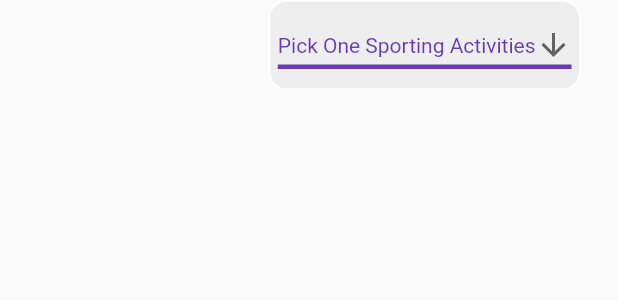
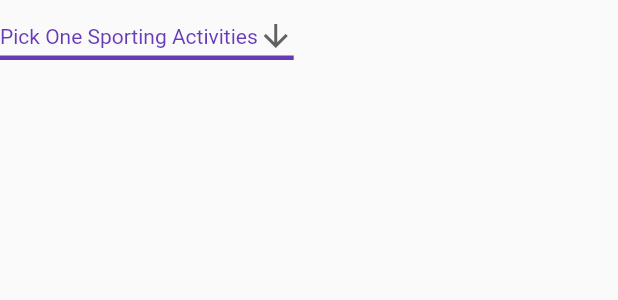
Before and after one commit to Ozurumba007/sports-app-authentication-features-with-firebase, a Flutter app: the DropDownMenu widget shown alone on an empty page, opened directly, on a phone screen of 412 x 824 dp. Shown: the top 300 px of the screen. Run offline on Flutter 3.47's test engine with Material 2 defaults, Android fonts, the phone set to English and light mode, and no system bars; our stand-ins replace firebase_auth, firebase_core, get; accounts and stored records are empty; network calls fail.

```diff
--- a/lib/widgets/drop_menu.dart
+++ b/lib/widgets/drop_menu.dart
@@ -20,22 +20,7 @@ class _DropDownMenuState extends State<DropDownMenu> {
   String dropdownValue = list.first;
   @override
   Widget build(BuildContext context) {
-    return Row(
-      mainAxisAlignment: MainAxisAlignment.end,
-      children: [
-        Padding(
-          padding: const EdgeInsets.symmetric(horizontal: 25.0),
-          child: Container(
-            decoration: BoxDecoration(
-              color: Colors.grey[200],
-              border: Border.all(
-                color: Colors.white,
-              ),
-              borderRadius: BorderRadius.circular(12),
-            ),
-            child: Padding(
-              padding: const EdgeInsets.all(5.0),
-              child: DropdownButton<String>(
+    return DropdownButton<String>(
       value: dropdownValue,
       icon: const Icon(Icons.arrow_downward),
       elevation: 16,
@@ -56,11 +41,6 @@ class _DropDownMenuState extends State<DropDownMenu> {
           child: Text(value),
         );
       }).toList(),
-              ),
-            ),
-          ),
-        ),
-      ],
     );
   }
 }
```
Also changed, not shown: lib/screens/home_screen.dart (+25 -0 lines), lib/screens/register_screen.dart (+22 -1 lines). Lines whose indentation alone changed are shown as unchanged.
